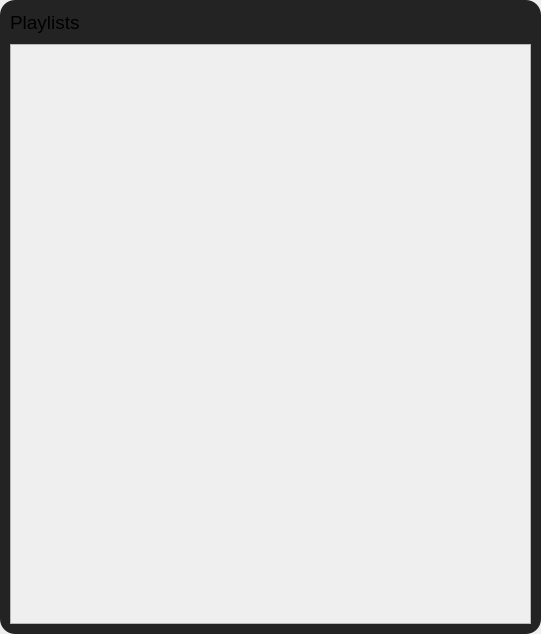
Above: src/frontend/playlists.ui from MilanJzo/eda-mp3 before the change. Below: the same form after it.
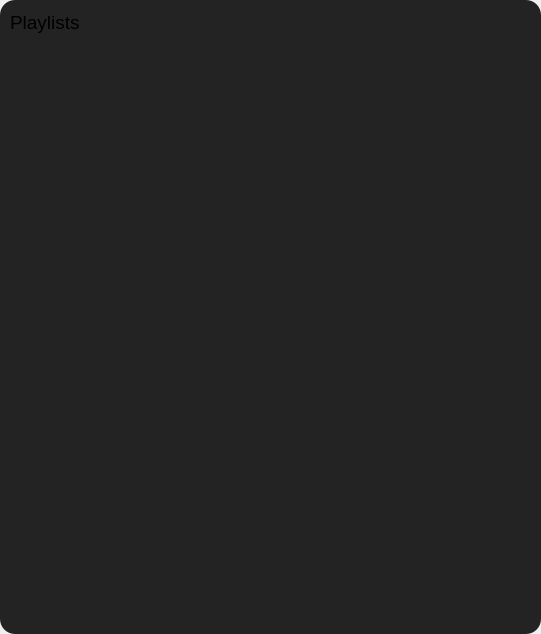
That is the form after the change. Icons and pictures are not drawn.

The edit to the form file:
```diff
--- a/src/frontend/playlists.ui
+++ b/src/frontend/playlists.ui
@@ -32,14 +32,16 @@
    <item>
     <widget class="QWidget" name="content" native="true">
      <property name="styleSheet">
-      <string notr="true">#content {
+      <string notr="true">* {
+	background-color: rgb(35, 35, 35);
+}
+
+#content {
 	border-radius: 15px;
-	background-color: rgb(35, 35, 35)
 }
 
-#content QPushButton {
+#content QPushButton, #scrollArea {
 	border: none;
-	background-color: rgb(35, 35, 35);
 }</string>
      </property>
      <layout class="QVBoxLayout" name="contentLayout">
@@ -109,8 +111,8 @@
           <rect>
            <x>0</x>
            <y>0</y>
-           <width>519</width>
-           <height>574</height>
+           <width>521</width>
+           <height>576</height>
           </rect>
          </property>
         </widget>
```
Left out of the diff: 7 changed lines with no effect on the pictures.
